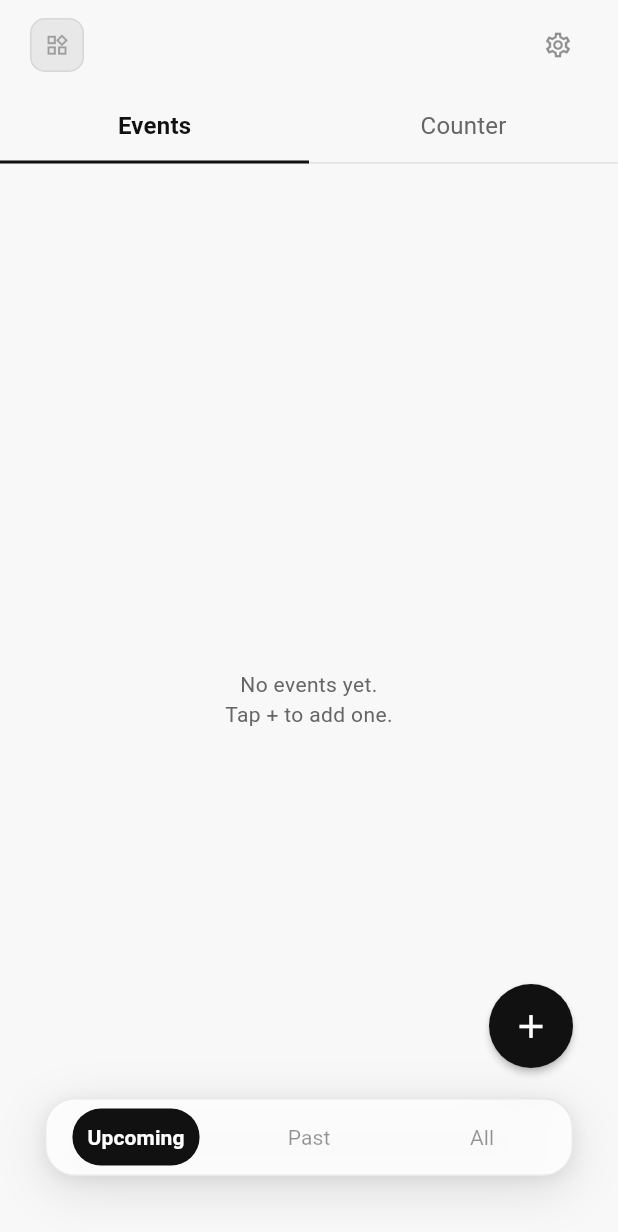
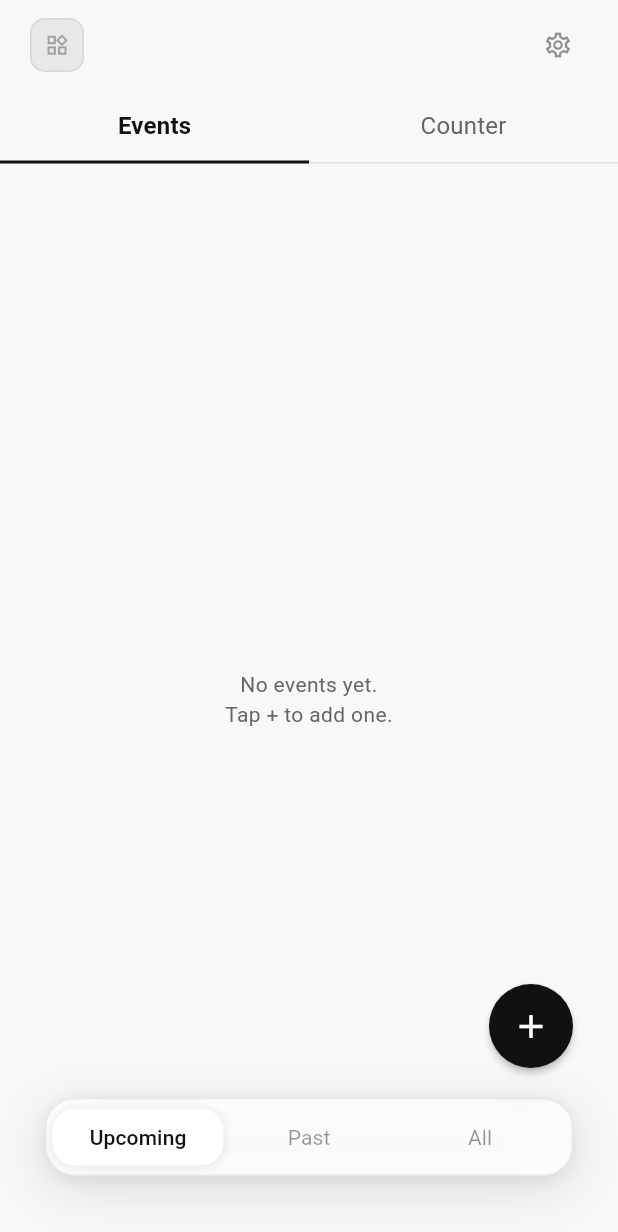
Before and after one commit to mertguldu/countdown, a Flutter app: the HomeScreen screen opened by its route, on a phone screen of 412 x 824 dp. Shown: the top 1232 px of the screen. Run offline on Flutter 3.47's test engine with Material 3 defaults, Android fonts, the phone set to English and light mode, and no system bars; our stand-ins replace drift, drift_flutter, flutter_local_notifications, flutter_riverpod, flutter_timezone, go_router and 3 more; missing offline and left inert: home_widget, purchases_flutter; accounts and stored records are empty; generated files the repository leaves out were written again.

Commit message:
floating bar ui updates

```diff
--- a/lib/features/events/presentation/widgets/filter_pills.dart
+++ b/lib/features/events/presentation/widgets/filter_pills.dart
@@ -57,8 +57,7 @@ class FilterPills extends StatelessWidget {
         child: BackdropFilter(
           filter: ImageFilter.blur(sigmaX: 20, sigmaY: 20),
           child: Container(
-            // Increased vertical inset for a taller bar profile.
-            padding: const EdgeInsets.symmetric(horizontal: 2, vertical: 6),
+            padding: const EdgeInsets.symmetric(horizontal: 4, vertical: 6),
             decoration: BoxDecoration(
               color: theme.colorScheme.surface.withValues(alpha: 0.88),
               borderRadius: BorderRadius.circular(_kRadius),
@@ -67,7 +66,6 @@ class FilterPills extends StatelessWidget {
                 width: 1,
               ),
             ),
-            // mainAxisSize: max so each Expanded pill claims equal width.
             child: Row(
               mainAxisSize: MainAxisSize.max,
               children: [
@@ -112,9 +110,13 @@ class FilterPills extends StatelessWidget {
 
 // ── _Pill ─────────────────────────────────────────────────────────────────────
 //
-// StatefulWidget so it owns a press-scale AnimationController.
-// Text is centred within the Expanded cell so all three labels stay optically
-// balanced regardless of character count.
+// The background and text are split into two separate layers inside a Stack:
+//   - Background: fades via AnimatedOpacity (pure opacity, no color interpolation)
+//     and fills the Stack via Positioned.fill so it always matches text height.
+//   - Text: always visible, independently animates color via AnimatedDefaultTextStyle.
+//
+// This avoids the gray flash that occurs when AnimatedContainer interpolates
+// between surface (white) and transparent over a tinted backdrop.
 
 class _Pill extends StatefulWidget {
   const _Pill({
@@ -166,25 +168,46 @@ class _PillState extends State<_Pill> with SingleTickerProviderStateMixin {
       onTapCancel: () => _ctrl.reverse(),
       child: ScaleTransition(
         scale: _scale,
-        // Center so the highlight never stretches to fill the Expanded cell —
-        // every pill's selected background is the same compact shape.
-        child: Center(
-          child: AnimatedContainer(
+        child: SizedBox(
+          width: double.infinity,
+          child: Stack(
+            alignment: Alignment.center,
+            children: [
+              // Background — stretches to match the text layer height,
+              // fades in/out without ever interpolating its color.
+              Positioned.fill(
+                child: AnimatedOpacity(
+                  opacity: widget.selected ? 1.0 : 0.0,
                   duration: const Duration(milliseconds: 200),
                   curve: Curves.easeOut,
-            padding: const EdgeInsets.symmetric(horizontal: 10, vertical: 11),
+                  child: Container(
                     decoration: BoxDecoration(
-              color: widget.selected ? onSurface : Colors.transparent,
-              borderRadius: BorderRadius.circular(50),
+                      color: theme.colorScheme.surface,
+                      borderRadius: BorderRadius.circular(15),
+                      boxShadow: [
+                        BoxShadow(
+                          color: Colors.black.withValues(alpha: 0.10),
+                          blurRadius: 6,
+                          offset: const Offset(0, 1),
                         ),
+                      ],
+                    ),
+                  ),
+                ),
+              ),
+
+              // Text — drives the Stack height, independently animates color.
+              Padding(
+                padding: const EdgeInsets.symmetric(vertical: 11),
                 child: AnimatedDefaultTextStyle(
                   duration: const Duration(milliseconds: 200),
+                  curve: Curves.easeOut,
                   style: AppTextStyles.labelLarge.copyWith(
                     color: widget.selected
-                    ? theme.colorScheme.surface
+                        ? onSurface
                         : onSurface.withValues(alpha: 0.45),
                     fontWeight:
-                    widget.selected ? FontWeight.w600 : FontWeight.w400,
+                        widget.selected ? FontWeight.w500 : FontWeight.w400,
                   ),
                   child: Text(
                     widget.label,
@@ -194,6 +217,8 @@ class _PillState extends State<_Pill> with SingleTickerProviderStateMixin {
                   ),
                 ),
               ),
+            ],
+          ),
         ),
       ),
     );
```
Lines whose indentation alone changed are shown as unchanged.
